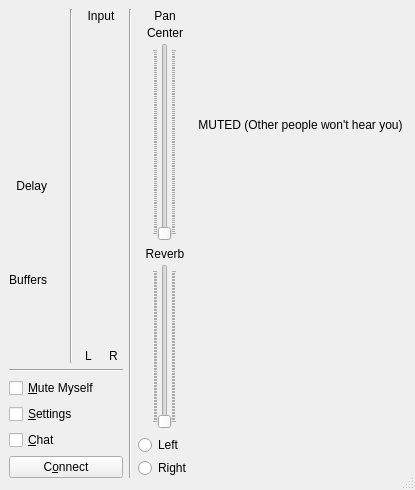
Qt form src/clientdlgbase.ui (jamulussoftware/jamulus) before a commit.
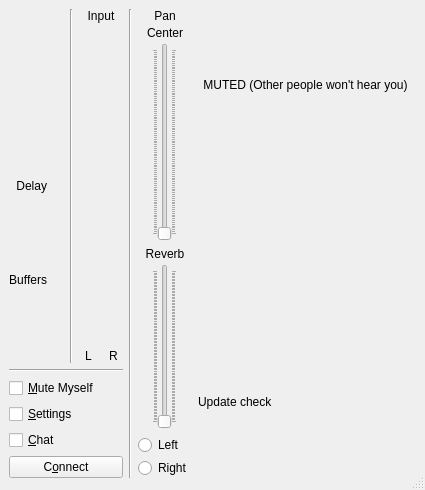
The same form after that commit. Icons and pictures are not drawn. Custom widgets are drawn as their Qt base class.

Commit message: support a check for updates (#370) -> client GUI

```diff
--- a/src/clientdlgbase.ui
+++ b/src/clientdlgbase.ui
@@ -6,7 +6,7 @@
    <rect>
     <x>0</x>
     <y>0</y>
-    <width>345</width>
+    <width>425</width>
     <height>490</height>
    </rect>
   </property>
@@ -568,6 +568,13 @@
           </property>
          </widget>
         </item>
+        <item>
+         <widget class="QLabel" name="lblUpdateCheck">
+          <property name="text">
+           <string>Update check</string>
+          </property>
+         </widget>
+        </item>
        </layout>
       </item>
      </layout>
```
The commit also changes 2 other files.
